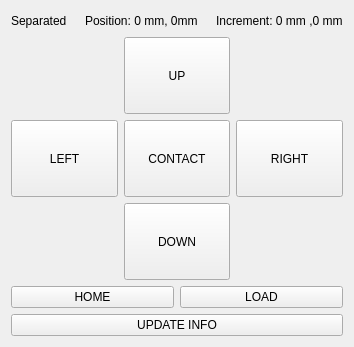
First picture: the form in ECS02UI.ui, repository kkrizka/chister, before the edit.
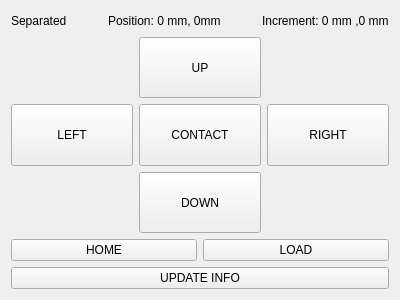
Second picture: the form after the edit.

Commit message: Fix the size of HCC GUI widgets to have the same width.

```diff
--- a/ECS02UI.ui
+++ b/ECS02UI.ui
@@ -6,10 +6,16 @@
    <rect>
     <x>0</x>
     <y>0</y>
-    <width>354</width>
-    <height>347</height>
+    <width>400</width>
+    <height>300</height>
    </rect>
   </property>
+  <property name="sizePolicy">
+   <sizepolicy hsizetype="Fixed" vsizetype="Preferred">
+    <horstretch>0</horstretch>
+    <verstretch>0</verstretch>
+   </sizepolicy>
+  </property>
   <property name="windowTitle">
    <string>Form</string>
   </property>
```
The commit also changes 7 other files.
